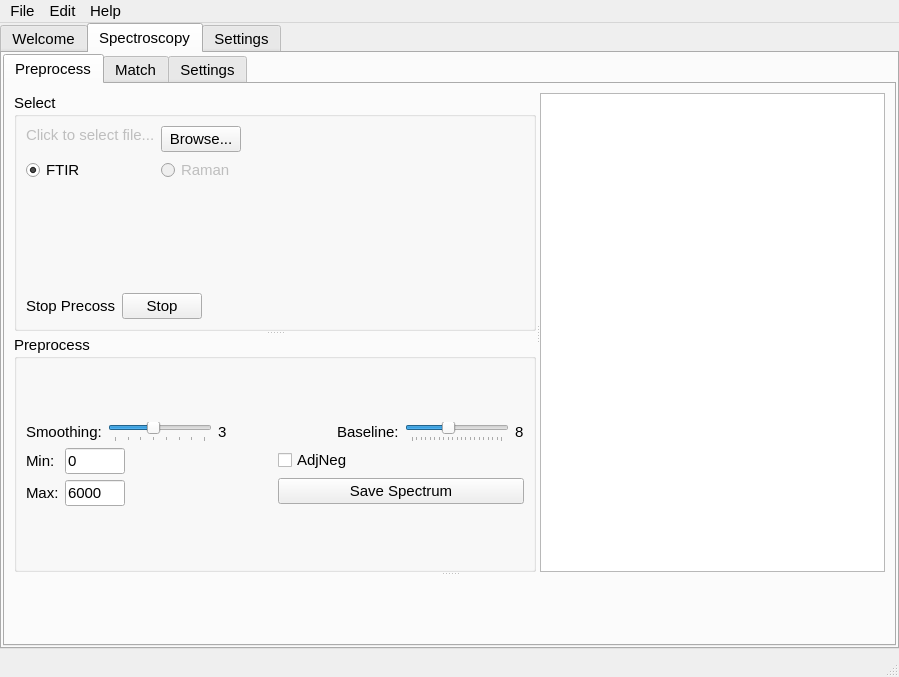
Old version of the form mpsat.ui in the repository zhengGroupDEV/mPSAT.
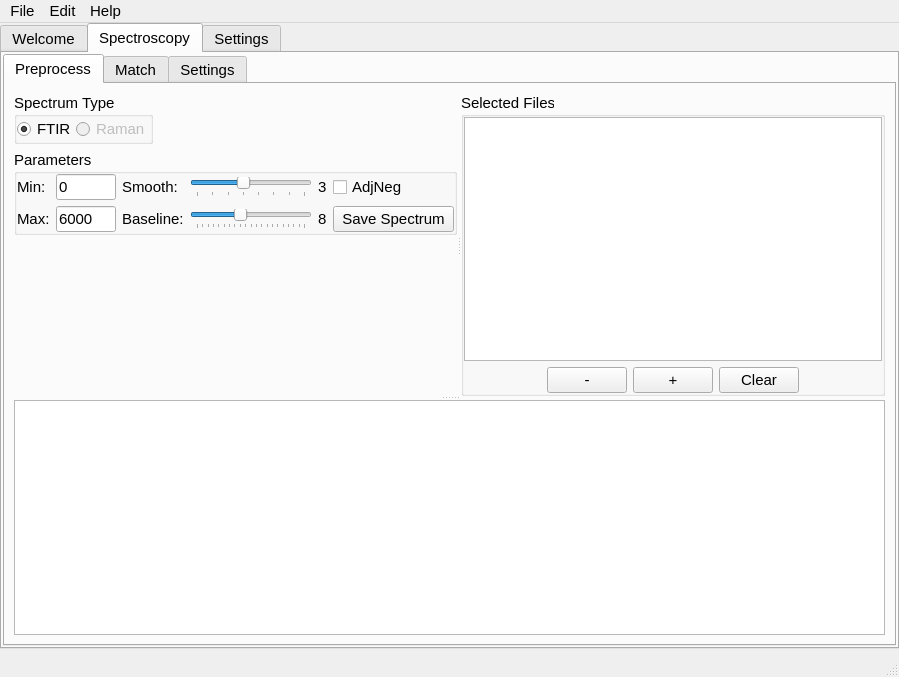
New version of the form. Custom widgets are drawn as their Qt base class.

Commit message: finish preprocess

```diff
--- a/mpsat.ui
+++ b/mpsat.ui
@@ -138,145 +138,158 @@
            <attribute name="title">
             <string>Preprocess</string>
            </attribute>
-           <layout class="QGridLayout" name="gridLayout_3">
+           <layout class="QGridLayout" name="gridLayout_7">
             <item row="0" column="0">
-             <widget class="QSplitter" name="splitter_4">
+             <widget class="QSplitter" name="splitter_3">
+              <property name="sizePolicy">
+               <sizepolicy hsizetype="Expanding" vsizetype="Expanding">
+                <horstretch>0</horstretch>
+                <verstretch>0</verstretch>
+               </sizepolicy>
+              </property>
               <property name="orientation">
                <enum>Qt::Vertical</enum>
               </property>
-              <widget class="QSplitter" name="splitter_3">
+              <widget class="QSplitter" name="splitter_2">
+               <property name="sizePolicy">
+                <sizepolicy hsizetype="Expanding" vsizetype="Minimum">
+                 <horstretch>0</horstretch>
+                 <verstretch>0</verstretch>
+                </sizepolicy>
+               </property>
+               <property name="minimumSize">
+                <size>
+                 <width>0</width>
+                 <height>200</height>
+                </size>
+               </property>
                <property name="orientation">
                 <enum>Qt::Horizontal</enum>
                </property>
-               <widget class="QSplitter" name="splitter_2">
-                <property name="orientation">
-                 <enum>Qt::Vertical</enum>
-                </property>
-                <widget class="QGroupBox" name="groupBox">
-                 <property name="title">
-                  <string>Select</string>
-                 </property>
-                 <layout class="QGridLayout" name="gridLayout_2">
-                  <item row="0" column="0">
-                   <layout class="QVBoxLayout" name="verticalLayout_10">
-                    <item>
-                     <layout class="QFormLayout" name="formLayout">
-                      <property name="labelAlignment">
-                       <set>Qt::AlignLeading|Qt::AlignLeft|Qt::AlignVCenter</set>
+               <widget class="QWidget" name="verticalLayoutWidget_2">
+                <layout class="QVBoxLayout" name="verticalLayout_2">
+                 <item>
+                  <layout class="QHBoxLayout" name="horizontalLayout_3">
+                   <item>
+                    <widget class="QGroupBox" name="groupBox">
+                     <property name="sizePolicy">
+                      <sizepolicy hsizetype="Minimum" vsizetype="Minimum">
+                       <horstretch>0</horstretch>
+                       <verstretch>0</verstretch>
+                      </sizepolicy>
+                     </property>
+                     <property name="minimumSize">
+                      <size>
+                       <width>0</width>
+                       <height>50</height>
+                      </size>
+                     </property>
+                     <property name="title">
+                      <string>Spectrum Type</string>
+                     </property>
+                     <layout class="QGridLayout" name="gridLayout_4">
+                      <property name="leftMargin">
+                       <number>0</number>
                       </property>
+                      <property name="topMargin">
+                       <number>0</number>
+                      </property>
+                      <property name="rightMargin">
+                       <number>0</number>
+                      </property>
+                      <property name="bottomMargin">
+                       <number>0</number>
+                      </property>
+                      <property name="spacing">
+                       <number>0</number>
+                      </property>
                       <item row="0" column="0">
-                       <widget class="QLabel" name="labelSelectedFile">
-                        <property name="enabled">
-                         <bool>false</bool>
-                        </property>
-                        <property name="sizePolicy">
-                         <sizepolicy hsizetype="Expanding" vsizetype="Fixed">
-                          <horstretch>0</horstretch>
-                          <verstretch>0</verstretch>
-                         </sizepolicy>
-                        </property>
-                        <property name="text">
-                         <string>Click to select file...</string>
-                        </property>
-                       </widget>
+                       <layout class="QGridLayout" name="gridLayout_2">
+                        <item row="0" column="1">
+                         <widget class="QRadioButton" name="rbtn_Raman">
+                          <property name="enabled">
+                           <bool>false</bool>
+                          </property>
+                          <property name="text">
+                           <string>Raman</string>
+                          </property>
+                          <property name="checkable">
+                           <bool>true</bool>
+                          </property>
+                         </widget>
+                        </item>
+                        <item row="0" column="0">
+                         <widget class="QRadioButton" name="rbtn_FTIR">
+                          <property name="text">
+                           <string>FTIR</string>
+                          </property>
+                          <property name="checked">
+                           <bool>true</bool>
+                          </property>
+                         </widget>
+                        </item>
+                       </layout>
                       </item>
-                      <item row="0" column="1">
-                       <widget class="QPushButton" name="btnSelectFile">
-                        <property name="sizePolicy">
-                         <sizepolicy hsizetype="Fixed" vsizetype="Fixed">
-                          <horstretch>0</horstretch>
-                          <verstretch>0</verstretch>
-                         </sizepolicy>
-                        </property>
-                        <property name="text">
-                         <string>Browse...</string>
-                        </property>
-                       </widget>
-                      </item>
-                      <item row="1" column="0">
-                       <widget class="QRadioButton" name="rbtnFTIR">
-                        <property name="text">
-                         <string>FTIR</string>
-                        </property>
-                        <property name="checked">
-                         <bool>true</bool>
-                        </property>
-                       </widget>
-                      </item>
-                      <item row="1" column="1">
-                       <widget class="QRadioButton" name="rbtnRaman">
-                        <property name="enabled">
-                         <bool>false</bool>
-                        </property>
-                        <property name="text">
-                         <string>Raman</string>
-                        </property>
-                        <property name="checkable">
-                         <bool>true</bool>
-                        </property>
-                       </widget>
-                      </item>
                      </layout>
-                    </item>
-                    <item>
-                     <layout class="QHBoxLayout" name="horizontalLayout_4">
-                      <item>
-                       <widget class="QLabel" name="label_2">
+                    </widget>
+                   </item>
+                   <item>
+                    <spacer name="horizontalSpacer_2">
+                     <property name="orientation">
+                      <enum>Qt::Horizontal</enum>
+                     </property>
+                     <property name="sizeHint" stdset="0">
+                      <size>
+                       <width>40</width>
+                       <height>20</height>
+                      </size>
+                     </property>
+                    </spacer>
+                   </item>
+                  </layout>
+                 </item>
+                 <item>
+                  <widget class="QGroupBox" name="groupBox_2">
+                   <property name="sizePolicy">
+                    <sizepolicy hsizetype="Preferred" vsizetype="Minimum">
+                     <horstretch>0</horstretch>
+                     <verstretch>0</verstretch>
+                    </sizepolicy>
+                   </property>
+                   <property name="title">
+                    <string>Parameters</string>
+                   </property>
+                   <layout class="QGridLayout" name="gridLayout_6">
+                    <property name="leftMargin">
+                     <number>0</number>
+                    </property>
+                    <property name="topMargin">
+                     <number>0</number>
+                    </property>
+                    <property name="rightMargin">
+                     <number>0</number>
+                    </property>
+                    <property name="bottomMargin">
+                     <number>0</number>
+                    </property>
+                    <item row="0" column="0">
+                     <layout class="QGridLayout" name="gridLayout_3">
+                      <item row="1" column="4">
+                       <widget class="QLabel" name="label_15">
                         <property name="text">
-                         <string>Stop Precoss</string>
+                         <string>Baseline:</string>
                         </property>
                        </widget>
                       </item>
-                      <item>
-                       <widget class="QPushButton" name="btn_stop_pre">
+                      <item row="0" column="0">
+                       <widget class="QLabel" name="label_19">
                         <property name="text">
-                         <string>Stop</string>
+                         <string>Min:</string>
                         </property>
                        </widget>
                       </item>
-                      <item>
-                       <spacer name="horizontalSpacer_2">
-                        <property name="orientation">
-                         <enum>Qt::Horizontal</enum>
-                        </property>
-                        <property name="sizeHint" stdset="0">
-                         <size>
-                          <width>40</width>
-                          <height>20</height>
-                         </size>
-                        </property>
-                       </spacer>
-                      </item>
-                     </layout>
-                    </item>
-                   </layout>
-                  </item>
-                 </layout>
-                </widget>
-                <widget class="QGroupBox" name="groupBox_4">
-                 <property name="sizePolicy">
-                  <sizepolicy hsizetype="Expanding" vsizetype="Fixed">
-                   <horstretch>0</horstretch>
-                   <verstretch>0</verstretch>
-                  </sizepolicy>
-                 </property>
-                 <property name="title">
-                  <string>Preprocess</string>
-                 </property>
-                 <layout class="QGridLayout" name="gridLayout_11">
-                  <item row="0" column="2">
-                   <layout class="QVBoxLayout" name="verticalLayout_3">
-                    <item>
-                     <layout class="QHBoxLayout" name="horizontalLayout_2">
-                      <item>
-                       <widget class="QLabel" name="label_13">
-                        <property name="text">
-                         <string>Smoothing:</string>
-                        </property>
-                       </widget>
-                      </item>
-                      <item>
-                       <widget class="QSlider" name="sliderPreSmooth">
+                      <item row="0" column="5">
+                       <widget class="QSlider" name="slider_pre_smooth">
                         <property name="minimum">
                          <number>0</number>
                         </property>
@@ -300,8 +313,28 @@
                         </property>
                        </widget>
                       </item>
-                      <item>
-                       <widget class="QLabel" name="labelPreSmooth">
+                      <item row="1" column="6">
+                       <widget class="QLabel" name="label_pre_baseline">
+                        <property name="sizePolicy">
+                         <sizepolicy hsizetype="Fixed" vsizetype="Fixed">
+                          <horstretch>0</horstretch>
+                          <verstretch>0</verstretch>
+                         </sizepolicy>
+                        </property>
+                        <property name="text">
+                         <string>8</string>
+                        </property>
+                       </widget>
+                      </item>
+                      <item row="1" column="0">
+                       <widget class="QLabel" name="label_20">
+                        <property name="text">
+                         <string>Max:</string>
+                        </property>
+                       </widget>
+                      </item>
+                      <item row="0" column="6">
+                       <widget class="QLabel" name="label_pre_smooth">
                         <property name="sizePolicy">
                          <sizepolicy hsizetype="Fixed" vsizetype="Fixed">
                           <horstretch>0</horstretch>
@@ -313,28 +346,59 @@
                         </property>
                        </widget>
                       </item>
-                      <item>
-                       <spacer name="horizontalSpacer">
-                        <property name="orientation">
-                         <enum>Qt::Horizontal</enum>
+                      <item row="0" column="1">
+                       <widget class="QLineEdit" name="ledit_pre_min">
+                        <property name="sizePolicy">
+                         <sizepolicy hsizetype="MinimumExpanding" vsizetype="Fixed">
+                          <horstretch>0</horstretch>
+                          <verstretch>0</verstretch>
+                         </sizepolicy>
                         </property>
-                        <property name="sizeHint" stdset="0">
+                        <property name="maximumSize">
                          <size>
-                          <width>40</width>
-                          <height>20</height>
+                          <width>60</width>
+                          <height>16777215</height>
                          </size>
                         </property>
-                       </spacer>
+                        <property name="inputMask">
+                         <string/>
+                        </property>
+                        <property name="text">
+                         <string>0</string>
+                        </property>
+                       </widget>
                       </item>
-                      <item>
-                       <widget class="QLabel" name="label_15">
+                      <item row="0" column="4">
+                       <widget class="QLabel" name="label_13">
                         <property name="text">
-                         <string>Baseline:</string>
+                         <string>Smooth:</string>
                         </property>
                        </widget>
                       </item>
-                      <item>
-                       <widget class="QSlider" name="sliderPreBaseline">
+                      <item row="1" column="1">
+                       <widget class="QLineEdit" name="ledit_pre_max">
+                        <property name="sizePolicy">
+                         <sizepolicy hsizetype="Minimum" vsizetype="Fixed">
+                          <horstretch>0</horstretch>
+                          <verstretch>0</verstretch>
+                         </sizepolicy>
+                        </property>
+                        <property name="maximumSize">
+                         <size>
+                          <width>60</width>
+                          <height>16777215</height>
+                         </size>
+                        </property>
+                        <property name="inputMask">
+                         <string/>
+                        </property>
+                        <property name="text">
+                         <string>6000</string>
+                        </property>
+                       </widget>
+                      </item>
+                      <item row="1" column="5">
+                       <widget class="QSlider" name="slider_pre_baseline">
                         <property name="maximum">
                          <number>20</number>
                         </property>
@@ -352,149 +416,138 @@
                         </property>
                        </widget>
                       </item>
-                      <item>
-                       <widget class="QLabel" name="labelPreBaseline">
+                      <item row="0" column="7">
+                       <widget class="QCheckBox" name="ckbox_adjneg">
+                        <property name="text">
+                         <string>AdjNeg</string>
+                        </property>
+                        <property name="checked">
+                         <bool>false</bool>
+                        </property>
+                       </widget>
+                      </item>
+                      <item row="1" column="7">
+                       <widget class="QPushButton" name="btn_pre_save">
                         <property name="sizePolicy">
-                         <sizepolicy hsizetype="Fixed" vsizetype="Fixed">
+                         <sizepolicy hsizetype="Expanding" vsizetype="Fixed">
                           <horstretch>0</horstretch>
                           <verstretch>0</verstretch>
                          </sizepolicy>
                         </property>
                         <property name="text">
-                         <string>8</string>
+                         <string>Save Spectrum</string>
                         </property>
                        </widget>
                       </item>
                      </layout>
                     </item>
-                    <item>
-                     <layout class="QHBoxLayout" name="horizontalLayout_3">
-                      <item>
-                       <layout class="QFormLayout" name="formLayout_5">
-                        <item row="0" column="0">
-                         <widget class="QLabel" name="label_19">
-                          <property name="text">
-                           <string>Min:</string>
-                          </property>
-                         </widget>
-                        </item>
-                        <item row="0" column="1">
-                         <widget class="QLineEdit" name="leditPreMin">
-                          <property name="sizePolicy">
-                           <sizepolicy hsizetype="MinimumExpanding" vsizetype="Fixed">
-                            <horstretch>0</horstretch>
-                            <verstretch>0</verstretch>
-                           </sizepolicy>
-                          </property>
-                          <property name="maximumSize">
-                           <size>
-                            <width>60</width>
-                            <height>16777215</height>
-                           </size>
-                          </property>
-                          <property name="inputMask">
-                           <string/>
-                          </property>
-                          <property name="text">
-                           <string>0</string>
-                          </property>
-                         </widget>
-                        </item>
-                        <item row="1" column="0">
-                         <widget class="QLabel" name="label_20">
-                          <property name="text">
-                           <string>Max:</string>
-                          </property>
-                         </widget>
-                        </item>
-                        <item row="1" column="1">
-                         <widget class="QLineEdit" name="leditPreMax">
-                          <property name="sizePolicy">
-                           <sizepolicy hsizetype="Minimum" vsizetype="Fixed">
-                            <horstretch>0</horstretch>
-                            <verstretch>0</verstretch>
-                           </sizepolicy>
-                          </property>
-                          <property name="maximumSize">
-                           <size>
-                            <width>60</width>
-                            <height>16777215</height>
-                           </size>
-                          </property>
-                          <property name="inputMask">
-                           <string/>
-                          </property>
-                          <property name="text">
-                           <string>6000</string>
-                          </property>
-                         </widget>
-                        </item>
-                       </layout>
-                      </item>
-                      <item>
-                       <layout class="QVBoxLayout" name="verticalLayout_2">
-                        <item>
-                         <layout class="QHBoxLayout" name="horizontalLayout_5">
-                          <item>
-                           <widget class="QCheckBox" name="ckbox_adjneg">
-                            <property name="text">
-                             <string>AdjNeg</string>
-                            </property>
-                            <property name="checked">
-                             <bool>false</bool>
-                            </property>
-                           </widget>
-                          </item>
-                         </layout>
-                        </item>
-                        <item>
-                         <widget class="QPushButton" name="btnPreSave">
-                          <property name="sizePolicy">
-                           <sizepolicy hsizetype="Expanding" vsizetype="Fixed">
-                            <horstretch>0</horstretch>
-                            <verstretch>0</verstretch>
-                           </sizepolicy>
-                          </property>
-                          <property name="text">
-                           <string>Save Spectrum</string>
-                          </property>
-                         </widget>
-                        </item>
-                       </layout>
-                      </item>
-                     </layout>
-                    </item>
                    </layout>
-                  </item>
-                 </layout>
-                </widget>
+                  </widget>
+                 </item>
+                 <item>
+                  <spacer name="verticalSpacer_2">
+                   <property name="orientation">
+                    <enum>Qt::Vertical</enum>
+                   </property>
+                   <property name="sizeHint" stdset="0">
+                    <size>
+                     <width>20</width>
+                     <height>40</height>
+                    </size>
+                   </property>
+                  </spacer>
+                 </item>
+                </layout>
                </widget>
-               <widget class="QTableWidget" name="tableWidget"/>
-              </widget>
-              <widget class="QFigureCanvas" name="figSpecPre" native="true">
-               <property name="enabled">
-                <bool>true</bool>
-               </property>
-               <property name="sizePolicy">
-                <sizepolicy hsizetype="Expanding" vsizetype="Expanding">
-                 <horstretch>0</horstretch>
-                 <verstretch>0</verstretch>
-                </sizepolicy>
-               </property>
-               <widget class="NavigationToolbar2QT" name="figToolSpecPre" native="true">
-                <property name="enabled">
-                 <bool>true</bool>
+               <widget class="QGroupBox" name="groupBox_3">
+                <property name="title">
+                 <string>Selected Files</string>
                 </property>
-                <property name="geometry">
-                 <rect>
-                  <x>-10</x>
-                  <y>20</y>
-                  <width>842</width>
-                  <height>10</height>
-                 </rect>
-                </property>
+                <layout class="QGridLayout" name="gridLayout_5">
+                 <property name="leftMargin">
+                  <number>0</number>
+                 </property>
+                 <property name="topMargin">
+                  <number>0</number>
+                 </property>
+                 <property name="rightMargin">
+                  <number>0</number>
+                 </property>
+                 <property name="bottomMargin">
+                  <number>0</number>
+                 </property>
+                 <item row="0" column="0">
+                  <layout class="QVBoxLayout" name="verticalLayout">
+                   <item>
+                    <widget class="QListWidget" name="listw_pre_files">
+                     <property name="sortingEnabled">
+                      <bool>true</bool>
+                     </property>
+                    </widget>
+                   </item>
+                   <item>
+                    <layout class="QHBoxLayout" name="horizontalLayout">
+                     <item>
+                      <spacer name="horizontalSpacer_3">
+                       <property name="orientation">
+                        <enum>Qt::Horizontal</enum>
+                       </property>
+                       <property name="sizeHint" stdset="0">
+                        <size>
+                         <width>40</width>
+                         <height>20</height>
+                        </size>
+                       </property>
+                      </spacer>
+                     </item>
+                     <item>
+                      <widget class="QPushButton" name="btn_pop_pre_files">
+                       <property name="text">
+                        <string>-</string>
+                       </property>
+                      </widget>
+                     </item>
+                     <item>
+                      <widget class="QPushButton" name="btn_select_file_dir">
+                       <property name="sizePolicy">
+                        <sizepolicy hsizetype="Fixed" vsizetype="Fixed">
+                         <horstretch>0</horstretch>
+                         <verstretch>0</verstretch>
+                        </sizepolicy>
+                       </property>
+                       <property name="text">
+                        <string>+</string>
+                       </property>
+                      </widget>
+                     </item>
+                     <item>
+                      <widget class="QPushButton" name="btn_clear_pre_files">
+                       <property name="text">
+                        <string>Clear</string>
+                       </property>
+                      </widget>
+                     </item>
+                     <item>
+                      <spacer name="horizontalSpacer_4">
+                       <property name="orientation">
+                        <enum>Qt::Horizontal</enum>
+                       </property>
+                       <property name="sizeHint" stdset="0">
+                        <size>
+                         <width>40</width>
+                         <height>20</height>
+                        </size>
+                       </property>
+                      </spacer>
+                     </item>
+                    </layout>
+                   </item>
+                  </layout>
+                 </item>
+                </layout>
                </widget>
               </widget>
+              <widget class="MPlotWidget" name="fig_spec_pre"/>
              </widget>
             </item>
            </layout>
@@ -509,7 +562,7 @@
               <item>
                <layout class="QHBoxLayout" name="horizontalLayout_8">
                 <item>
-                 <widget class="QPushButton" name="btnSpecMatchPrev">
+                 <widget class="QPushButton" name="btn_spec_match_prev">
                   <property name="text">
                    <string>Prev</string>
                   </property>
@@ -529,14 +582,14 @@
                  </spacer>
                 </item>
                 <item>
-                 <widget class="QCheckBox" name="checkBox">
+                 <widget class="QCheckBox" name="ckbox_h2o">
                   <property name="text">
                    <string>H2O</string>
                   </property>
                  </widget>
                 </item>
                 <item>
-                 <widget class="QCheckBox" name="ckboxCO2">
+                 <widget class="QCheckBox" name="ckbox_co2">
                   <property name="text">
                    <string>CO2</string>
                   </property>
@@ -569,7 +622,7 @@
                  </widget>
                 </item>
                 <item>
-                 <widget class="QComboBox" name="cboxMatchAnalyze">
+                 <widget class="QComboBox" name="cbox_match_analyze">
                   <property name="sizePolicy">
                    <sizepolicy hsizetype="Expanding" vsizetype="Fixed">
                     <horstretch>0</horstretch>
@@ -603,7 +656,7 @@
                  </widget>
                 </item>
                 <item>
-                 <widget class="QComboBox" name="cboxMatchMethod">
+                 <widget class="QComboBox" name="cbox_match_method">
                   <item>
                    <property name="text">
                     <string>CNN</string>
@@ -622,7 +675,7 @@
                  </widget>
                 </item>
                 <item>
-                 <widget class="QPushButton" name="btnMatchGo">
+                 <widget class="QPushButton" name="btn_match_go">
                   <property name="text">
                    <string>Match</string>
                   </property>
@@ -642,7 +695,7 @@
                  </spacer>
                 </item>
                 <item>
-                 <widget class="QPushButton" name="btnSpecMatchNext">
+                 <widget class="QPushButton" name="btn_spec_match_next">
                   <property name="text">
                    <string>Next</string>
                   </property>
@@ -666,34 +719,11 @@
                   <widget class="QWidget" name="verticalLayoutWidget_3">
                    <layout class="QVBoxLayout" name="verticalLayout_8">
                     <item>
-                     <widget class="QFigureCanvas" name="figSpecMatch" native="true">
-                      <property name="sizePolicy">
-                       <sizepolicy hsizetype="Expanding" vsizetype="Expanding">
-                        <horstretch>10</horstretch>
-                        <verstretch>0</verstretch>
-                       </sizepolicy>
-                      </property>
-                      <property name="minimumSize">
-                       <size>
-                        <width>600</width>
-                        <height>0</height>
-                       </size>
-                      </property>
-                      <widget class="NavigationToolbar2QT" name="figToolSpecMatch" native="true">
-                       <property name="geometry">
-                        <rect>
-                         <x>0</x>
-                         <y>10</y>
-                         <width>419</width>
-                         <height>10</height>
-                        </rect>
-                       </property>
-                      </widget>
-                     </widget>
+                     <widget class="MPlotWidget" name="fig_spec_match"/>
                     </item>
                    </layout>
                   </widget>
-                  <widget class="QTableWidget" name="tableMatchRes">
+                  <widget class="QTableWidget" name="table_match_res">
                    <property name="sizePolicy">
                     <sizepolicy hsizetype="MinimumExpanding" vsizetype="Expanding">
                      <horstretch>1</horstretch>
@@ -794,13 +824,13 @@
                   </widget>
                  </item>
                  <item row="1" column="1">
-                  <widget class="QLineEdit" name="leditOSpecSettingFTIRPeaks"/>
+                  <widget class="QLineEdit" name="ledit_spec_set_model_rf"/>
                  </item>
                  <item row="3" column="1">
-                  <widget class="QLineEdit" name="leditOSpecSettingFTIRMeta"/>
+                  <widget class="QLineEdit" name="ledit_spec_set_model_lsvm"/>
                  </item>
                  <item row="1" column="2">
-                  <widget class="QPushButton" name="btnSpecSetRF">
+                  <widget class="QPushButton" name="btn_spec_set_rf">
                    <property name="text">
                     <string>Browse</string>
                    </property>
@@ -817,7 +847,7 @@
                   </widget>
                  </item>
                  <item row="3" column="2">
-                  <widget class="QPushButton" name="btnSpecSetLSVM">
+                  <widget class="QPushButton" name="btn_spec_set_lsvm">
                    <property name="text">
                     <string>Browse</string>
                    </property>
@@ -834,14 +864,14 @@
                   </widget>
                  </item>
                  <item row="0" column="2">
-                  <widget class="QPushButton" name="btnSpecSetCNN">
+                  <widget class="QPushButton" name="btn_spec_set_cnn">
                    <property name="text">
                     <string>Browse</string>
                    </property>
                   </widget>
                  </item>
                  <item row="0" column="1">
-                  <widget class="QLineEdit" name="leditSpecSetCNN"/>
+                  <widget class="QLineEdit" name="ledit_spec_set_model_cnn"/>
                  </item>
                 </layout>
                </item>
@@ -952,6 +982,7 @@
     </item>
    </layout>
   </widget>
+  <widget class="QStatusBar" name="statusbar"/>
   <widget class="QMenuBar" name="menubar">
    <property name="geometry">
     <rect>
@@ -992,7 +1023,6 @@
    <addaction name="menuEdit"/>
    <addaction name="menuAbout"/>
   </widget>
-  <widget class="QStatusBar" name="statusbar"/>
   <action name="actionQuit">
    <property name="text">
     <string>Quit</string>
@@ -1009,16 +1039,9 @@
  </widget>
  <customwidgets>
   <customwidget>
-   <class>QFigureCanvas</class>
-   <extends>QWidget</extends>
-   <header location="global">src.mpQFigureCanvas</header>
-   <container>1</container>
-  </customwidget>
-  <customwidget>
-   <class>NavigationToolbar2QT</class>
-   <extends>QWidget</extends>
-   <header>matplotlib.backends.backend_qtagg</header>
-   <container>1</container>
+   <class>MPlotWidget</class>
+   <extends>QGraphicsView</extends>
+   <header>src.mplot_widget</header>
   </customwidget>
  </customwidgets>
  <resources>
```
The commit also changes 14 other files.
